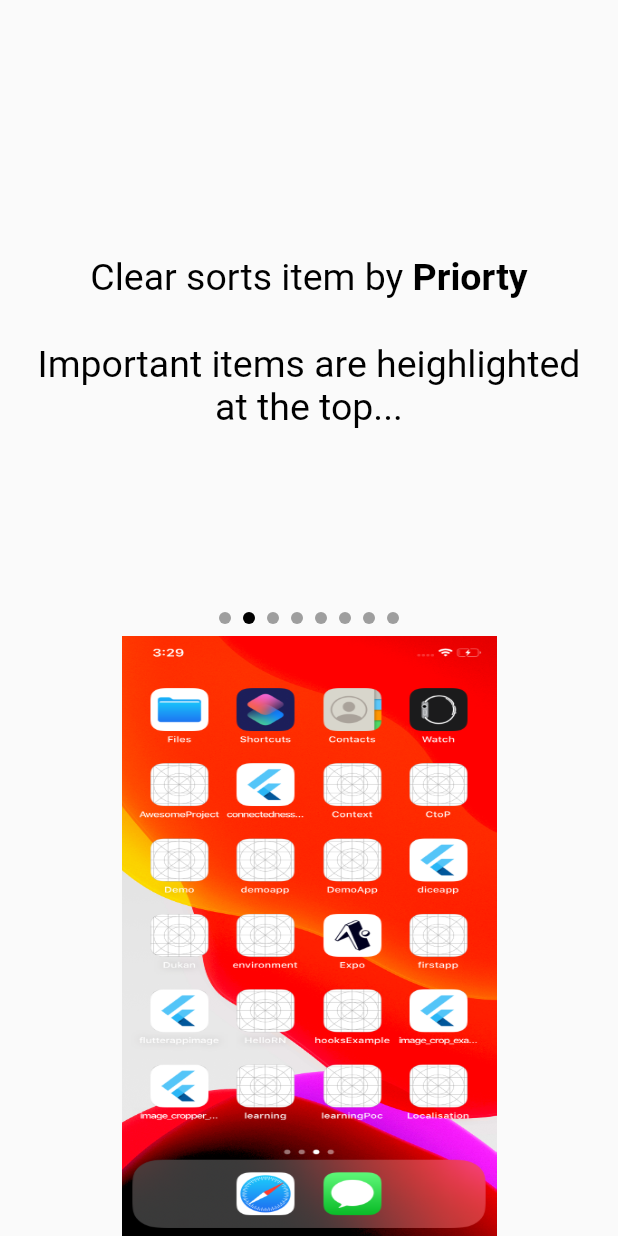
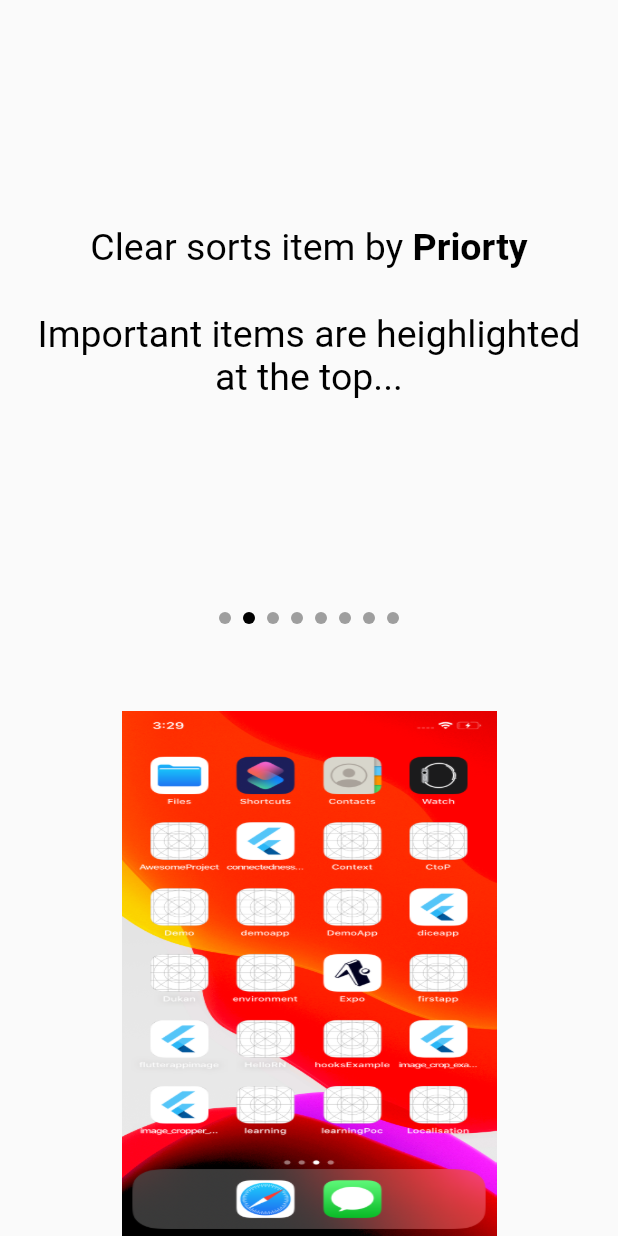
Before and after one commit to udasingh2/DemoTodoApp, a Flutter app: the screen it shows after launch, swiped to page 2, on a phone screen of 412 x 824 dp. Run offline on Flutter 3.47's test engine with Material 2 defaults, Android fonts, the phone set to English and light mode, and no system bars; drawn by our look-alikes of page_view_indicators; our stand-ins replace flip_card, pull_to_refresh; missing offline and left inert: random_color.

Commit message:
Adding android issue

```diff
--- a/todo_app/lib/screens/TextImageScreen.dart
+++ b/todo_app/lib/screens/TextImageScreen.dart
@@ -19,7 +19,7 @@ class TextImageScreenState extends State<TextImageScreen>
     super.initState();
     animationController =
         AnimationController(vsync: this, duration: Duration(milliseconds:700));
-    animation = Tween<double>(begin: 400, end: 0).animate(animationController)
+    animation = Tween<double>(begin: 350, end: 0).animate(animationController)
       ..addListener(() {
         setState(() {});
       });
@@ -30,10 +30,10 @@ class TextImageScreenState extends State<TextImageScreen>
   Widget build(BuildContext context) {
     return Container(
         child: Column(
+          mainAxisAlignment: MainAxisAlignment.spaceEvenly,
            children: <Widget>[
-           SizedBox(height: 170),
+           SizedBox(height: 150),
          _textWidget(widget.position),
-          SizedBox(height: 100),
              customDynamicWidget(),
       ],
     ));
@@ -154,7 +154,7 @@ class TextImageScreenState extends State<TextImageScreen>
           child: Transform.translate(
             offset: Offset(0, animation.value),
             child: Container(
-              height: 400,
+              height: 350,
               width: 250,
               decoration: BoxDecoration(
                   image: DecorationImage(
@@ -169,7 +169,7 @@ class TextImageScreenState extends State<TextImageScreen>
       return Expanded(
         child: Align(alignment:Alignment.bottomCenter,
           child: Container(
-              height: 400,
+              height: 350,
               width: 250,
               decoration: BoxDecoration(
                   image: DecorationImage(
```
Also changed, not shown: 3 other files.
